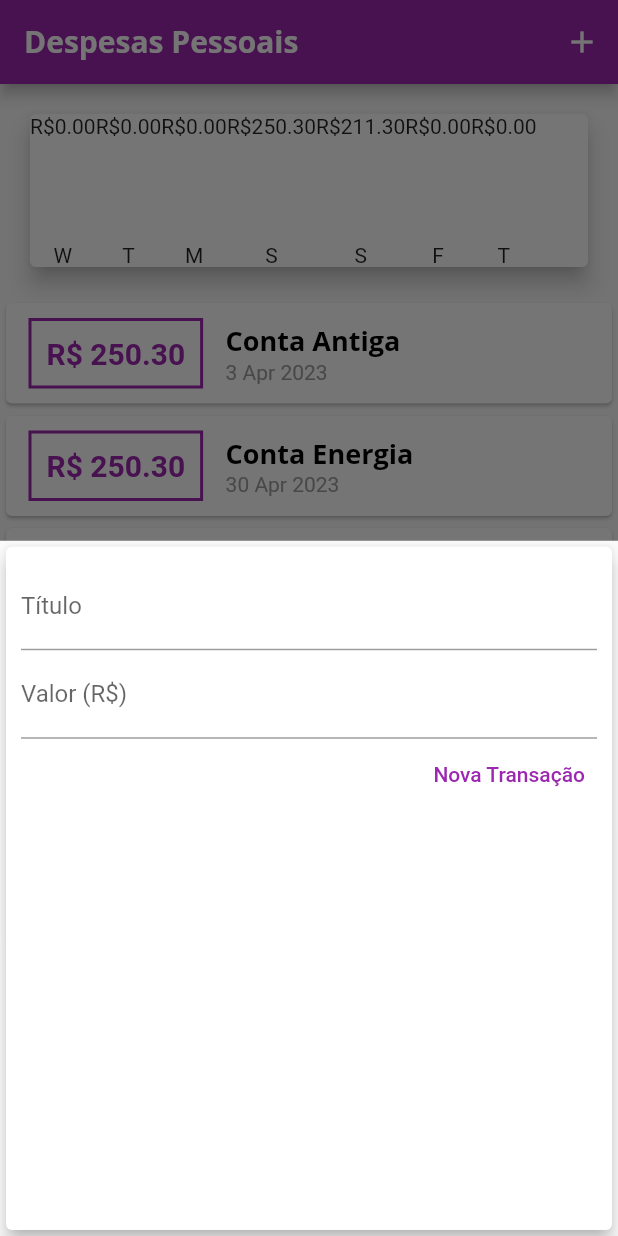
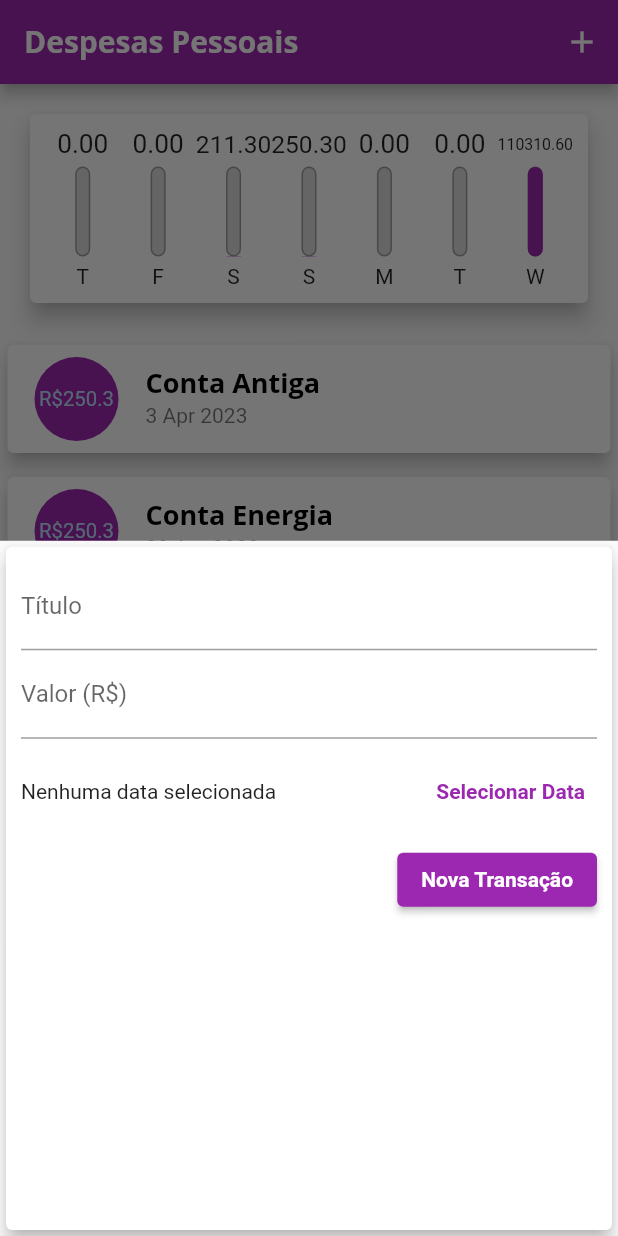
Before and after one commit to actfros/expenses-App, a Flutter app: the screen it shows after launch, after a tap on the "add" icon, on a phone screen of 412 x 824 dp. Run offline on Flutter 3.47's test engine with Material 2 defaults, Android fonts, the phone set to English and light mode, and no system bars.

Commit message:
Updates 02/05/23

```diff
--- a/lib/components/chart.dart
+++ b/lib/components/chart.dart
@@ -8,7 +8,7 @@ class Chart extends StatelessWidget {
 
   const Chart(this.recentTransactions, {super.key});
 
-  List<Map<String, Object>> get groupedTransactions {
+  List<Map<String, dynamic>> get groupedTransactions {
     return List.generate(7, (index) {
       final weekDay = DateTime.now().subtract(
         Duration(days: index),
@@ -26,13 +26,18 @@ class Chart extends StatelessWidget {
           }
       }
 
-
-
       return {
         'day': DateFormat.E().format(weekDay)[0],
         'value': totalSum,
       };
+    }).reversed.toList();
+  }
+double get _weekTotalValue{
+  return groupedTransactions.fold(0.0, (sum, tr){
+    return sum + tr['value'];
   });
+
+
 }
 
   @override
@@ -41,14 +46,21 @@ class Chart extends StatelessWidget {
     return Card(
       elevation: 6,
       margin: EdgeInsets.all(20),
+      child: Padding(
+        padding: const EdgeInsets.all(10.0),
         child: Row(
+          mainAxisAlignment: MainAxisAlignment.spaceAround,
           children: groupedTransactions.map((tr){
-          return ChartBar(
+            return Flexible(
+              fit: FlexFit.tight,
+              child: ChartBar(
                 label: tr['day'] as String,
                 value: tr['value'] as double,
-            percentage: 0,
+                percentage: (tr['value'] as double) / _weekTotalValue,
+                ),
             );
           }).toList(),
+        ),
       ),
     );
   }
--- a/lib/components/chart_bar.dart
+++ b/lib/components/chart_bar.dart
@@ -15,12 +15,38 @@ class ChartBar extends StatelessWidget {
   Widget build(BuildContext context) {
     return Column(
       children: [
-        Text('R\$${value.toStringAsFixed(2)}'),
+        Container(
+          height: 20,
+          child: FittedBox(
+            child: Text('${value.toStringAsFixed(2)}'),
+          ),
+        ),
         SizedBox(height: 5),
         Container(
           height: 60,
           width: 10,
-          child: null,
+          child: Stack(
+            alignment: Alignment.bottomCenter,
+            children: [
+              Container(
+                decoration: BoxDecoration(
+                    border: Border.all(
+                      color: Colors.grey,
+                      width: 1.0,
+                    ),
+                    color: Color.fromRGBO(220, 220, 220, 1),
+                    borderRadius: BorderRadius.circular(5)),
+              ),
+              FractionallySizedBox(
+                heightFactor: percentage,
+                child: Container(
+                  decoration: BoxDecoration(
+                      color: Theme.of(context).colorScheme.primary,
+                      borderRadius: BorderRadius.circular(5)),
+                ),
+              )
+            ],
+          ),
         ),
         SizedBox(height: 5),
         Text(label),
--- a/lib/components/transaction_form.dart
+++ b/lib/components/transaction_form.dart
@@ -1,4 +1,5 @@
 import 'package:flutter/material.dart';
+import 'package:intl/intl.dart';
 
 class TransactionForm extends StatefulWidget {
   final void Function(String, double)? onSubmit;
@@ -10,18 +11,36 @@ class TransactionForm extends StatefulWidget {
 }
 
 class _TransactionFormState extends State<TransactionForm> {
-  final titleController = TextEditingController();
+  final _titleController = TextEditingController();
 
-  final valueController = TextEditingController();
+  final _valueController = TextEditingController();
+
+  DateTime? _selectedDate;
 
   _submitForm() {
-    final title = titleController.text;
-    final value = double.tryParse(valueController.text) ?? 0.0;
+    final title = _titleController.text;
+    final value = double.tryParse(_valueController.text) ?? 0.0;
 
-    if(title.isEmpty || value <= 0){
+    if (title.isEmpty || value <= 0) {
       return;
     }
-      widget.onSubmit!(title, value);
+    widget.onSubmit!(title, value);
+  }
+
+  _showDatePicker() {
+    showDatePicker(
+      context: context,
+      initialDate: DateTime.now(),
+      firstDate: DateTime(2021),
+      lastDate: DateTime.now(),
+    ).then((pickedDate) {
+      if (pickedDate == null) {
+        return;
+      }
+      setState(() {
+        _selectedDate = pickedDate;
+      });
+    });
   }
 
   @override
@@ -34,28 +53,54 @@ class _TransactionFormState extends State<TransactionForm> {
           children: [
             TextField(
               onSubmitted: (_) => _submitForm(),
-              controller: titleController,
+              controller: _titleController,
               decoration: InputDecoration(
                 labelText: 'Título',
               ),
             ),
             TextField(
               onSubmitted: (_) => _submitForm(),
-              controller: valueController,
+              controller: _valueController,
               decoration: InputDecoration(
                 labelText: 'Valor (R\$)',
               ),
               keyboardType: TextInputType.numberWithOptions(decimal: true),
             ),
+            Container(
+              height: 70,
+              child: Row(
+                children: [
+                  Expanded(
+                    child: Text(
+                      _selectedDate == null
+                          ? 'Nenhuma data selecionada'
+                          : 'Data Selecionada: ${DateFormat('dd/MM/y').format(_selectedDate!)}',
+                    ),
+                  ),
+                  TextButton(
+                    onPressed: _showDatePicker,
+                    child: Text(
+                      'Selecionar Data',
+                      style: TextStyle(
+                        fontWeight: FontWeight.bold,
+                      ),
+                    ),
+                  ),
+                ],
+              ),
+            ),
             Row(
               mainAxisAlignment: MainAxisAlignment.end,
               children: [
-                TextButton(
+                ElevatedButton(
                   onPressed: _submitForm,
                   child: Text(
                     'Nova Transação',
                     style: TextStyle(
-                      color: Colors.purple,
+                      color: Theme.of(context)
+                          .textTheme
+                          .labelLarge
+                          ?.color, //Colors.white,
                     ),
                   ),
                 ),
--- a/lib/components/transaction_list.dart
+++ b/lib/components/transaction_list.dart
@@ -10,65 +10,56 @@ class TransactionList extends StatelessWidget {
   Widget build(BuildContext context) {
     return Container(
       height: 300,
-      child: transactions.isEmpty ? Column(
+      child: transactions.isEmpty
+          ? Column(
               children: [
-          SizedBox(height: 20,),
+                SizedBox(
+                  height: 20,
+                ),
                 Text(
                   'Nenhuma Transação Cadastrada!',
                   style: Theme.of(context).textTheme.titleLarge,
                 ),
-          SizedBox(height: 20,),
+                SizedBox(
+                  height: 20,
+                ),
                 Container(
                   height: 200,
-            child: Image.asset('assets/images/waiting.png',
-              fit: BoxFit.cover,),
-
+                  child: Image.asset(
+                    'assets/images/waiting.png',
+                    fit: BoxFit.cover,
+                  ),
                 ),
               ],
-      ): ListView.builder(
+            )
+          : ListView.builder(
               itemCount: transactions.length,
               itemBuilder: (ctx, index) {
                 final tr = transactions[index];
                 return Card(
-            child: Row(
-              children: <Widget>[
-                Container(
+                  elevation: 5,
                   margin: EdgeInsets.symmetric(
-                      horizontal: 15,
-                      vertical: 10,
+                    vertical: 8,
+                    horizontal: 5,
                   ),
-                    decoration: BoxDecoration(
-                      border: Border.all(
-                        color: Theme.of(context).colorScheme.primary,
-                        width: 2,
+                  child: ListTile(
+                    leading: CircleAvatar(
+                      backgroundColor: Theme.of(context).colorScheme.primary,
+                      radius: 30,
+                      child: Padding(
+                        padding: const EdgeInsets.all(5),
+                        child: FittedBox(
+                          child: Text('R\$${tr.value}'),
                         ),
                       ),
-                    padding: EdgeInsets.all(10),
-                    child: Text(
-                      'R\$ ${tr.value.toStringAsFixed(2)}',
-                      style: TextStyle(
-                        fontWeight: FontWeight.bold,
-                        fontSize: 20,
-                        color: Colors.purple,
                     ),
-                    )),
-                Column(
-                  crossAxisAlignment: CrossAxisAlignment.start,
-                  children: <Widget>[
-                    Text(
+                    title: Text(
                       tr.title,
                       style: Theme.of(context).textTheme.titleLarge,
-
                     ),
-                    Text(
-                      DateFormat('d MMM y').format(tr.date), //package 'intl'
-                      style: TextStyle(
-                        color: Colors.grey,
-                      ),
-                    ),
-                  ],
-                )
-              ],
+                    subtitle: (Text(
+                      DateFormat('d MMM y').format(tr.date),
+                    )),
                   ),
                 );
               },
--- a/lib/main.dart
+++ b/lib/main.dart
@@ -26,6 +26,10 @@ class ExpensesApp extends StatelessWidget {
             fontSize: 18,
             fontWeight: FontWeight.bold,
             color: Colors.black,
+          ),
+          labelLarge: TextStyle(
+            color: Colors.white,
+            fontWeight: FontWeight.bold,
           ),
         ),
         appBarTheme: AppBarTheme(
@@ -65,6 +69,18 @@ class _MyHomePageState extends State<MyHomePage> {
       value: 211.30,
       date: DateTime.now().subtract(Duration(days: 4)),
     ),
+    Transactions(
+      id: 't3',
+      title: 'Carro',
+      value: 110250.30,
+      date: DateTime.now(),
+    ),
+    Transactions(
+      id: 't2',
+      title: 'Lanche',
+      value: 60.30,
+      date: DateTime.now(),
+    ),
   ];
 
   List<Transactions> get _recentTransactions {
@@ -92,10 +108,11 @@ class _MyHomePageState extends State<MyHomePage> {
 
   _createTransactionFormModal(BuildContext context) {
     showModalBottomSheet(
-        context: context,
-        builder: (_) {
-          return TransactionForm(_addTransaction);
-        });
+      context: context,
+      builder: (_) {
+        return TransactionForm(_addTransaction);
+      },
+    );
   }
 
   @override
```
Lines whose indentation alone changed are shown as unchanged.
